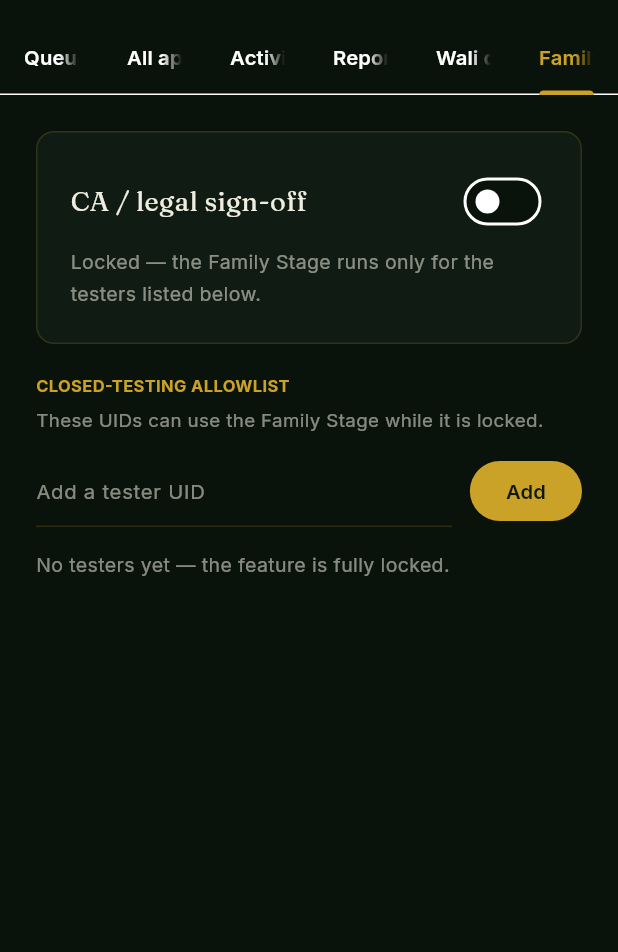
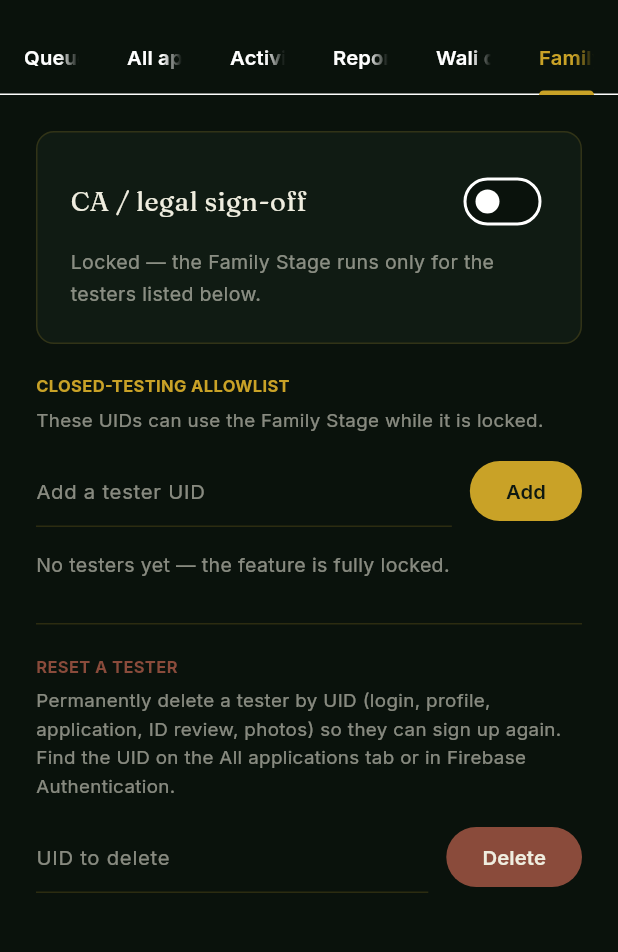
Before and after one commit to connecttopathan-ops/ikhlas, a Flutter app: the ReviewQueueScreen screen opened directly, tab 6 chosen, on a phone screen of 412 x 824 dp, the part 61-1013 px from its top. Run offline on Flutter 3.47's test engine with Material 3 defaults, Android fonts, the phone set to English and light mode, and no system bars; our stand-ins replace cached_network_image, camera, cloud_firestore, cloud_functions, device_info_plus, firebase_auth and 12 more; missing offline and left inert: dart:html; accounts and stored records are empty; statements that could not run were skipped.

Commit message:
Admin: moderator "reset a tester" — purge any account by UID
Adds a moderator-only path to fully delete a test account so the person can
sign up again, without needing the Firebase console.

- functions: new callable purgeUserAsAdmin({uid}) — requireModerator, then
  best-effort teardown of storage (users/{uid}/), applications/{uid},
  idReview/{uid}, users/{uid}, and the auth user (auth/user-not-found is
  tolerated). Returns per-step status.
- admin (Family gate tab): a "Reset a tester" section — UID field + Delete
  button behind a confirm dialog — calling purgeUserAsAdmin.

Co-Authored-By: Claude Opus 4.8 <noreply@anthropic.com>
Claude-Session: https://claude.ai/code/session_01TyFXhxbzhWDD7DPpLMVPRe

```diff
--- a/admin/lib/family_gate.dart
+++ b/admin/lib/family_gate.dart
@@ -17,7 +17,52 @@ class FamilyGateScreen extends StatefulWidget {
 
 class _FamilyGateScreenState extends State<FamilyGateScreen> {
   final _uid = TextEditingController();
+  final _purgeUid = TextEditingController();
   bool _busy = false;
+
+  /// Moderator reset — fully delete a tester (auth + profile + application +
+  /// ID review + photos) so they can sign up again from scratch.
+  Future<void> _purgeTester() async {
+    final u = _purgeUid.text.trim();
+    if (u.isEmpty) return;
+    final ok = await showDialog<bool>(
+      context: context,
+      builder: (ctx) => AlertDialog(
+        backgroundColor: T.panel,
+        title: Text('Delete this account?', style: T.fraunces(19, color: T.ivory)),
+        content: Text(
+            'Permanently removes the login, profile, application, ID review and '
+            'photos for:\n\n$u\n\nThe person can then sign up fresh. This cannot '
+            'be undone.',
+            style: T.inter(13.5, color: T.muted, height: 1.6)),
+        actions: [
+          TextButton(
+              onPressed: () => Navigator.pop(ctx, false),
+              child: Text('Cancel', style: T.inter(13.5, color: T.muted))),
+          FilledButton(
+              onPressed: () => Navigator.pop(ctx, true),
+              style: FilledButton.styleFrom(backgroundColor: T.reject),
+              child: Text('Delete account',
+                  style: T.inter(13.5, color: T.ivory))),
+        ],
+      ),
+    );
+    if (ok != true) return;
+    setState(() => _busy = true);
+    try {
+      await FirebaseFunctions.instanceFor(region: 'asia-south1')
+          .httpsCallable('purgeUserAsAdmin')
+          .call({'uid': u});
+      if (mounted) {
+        _purgeUid.clear();
+        _snack('Account $u deleted — they can sign up again.');
+      }
+    } catch (e) {
+      if (mounted) _snack('Failed: $e');
+    } finally {
+      if (mounted) setState(() => _busy = false);
+    }
+  }
 
   Future<void> _call(Map<String, dynamic> data) async {
     setState(() => _busy = true);
@@ -205,6 +250,45 @@ class _FamilyGateScreenState extends State<FamilyGateScreen> {
                               ),
                             ]),
                           )),
+                    // ---- reset a tester (purge account) ----
+                    const SizedBox(height: 28),
+                    Container(height: 1, color: T.hairline),
+                    const SizedBox(height: 20),
+                    Text('RESET A TESTER',
+                        style: T.inter(11,
+                            weight: FontWeight.w700, color: T.reject)),
+                    const SizedBox(height: 4),
+                    Text(
+                        'Permanently delete a tester by UID (login, profile, '
+                        'application, ID review, photos) so they can sign up '
+                        'again. Find the UID on the All applications tab or in '
+                        'Firebase Authentication.',
+                        style: T.inter(12.5, color: T.muted, height: 1.5)),
+                    const SizedBox(height: 14),
+                    Row(children: [
+                      Expanded(
+                        child: TextField(
+                          controller: _purgeUid,
+                          style: T.inter(13.5, color: T.ivory),
+                          decoration: InputDecoration(
+                            hintText: 'UID to delete',
+                            hintStyle: T.inter(13.5, color: T.muted),
+                            enabledBorder: UnderlineInputBorder(
+                                borderSide: BorderSide(color: T.hairline)),
+                            focusedBorder: const UnderlineInputBorder(
+                                borderSide: BorderSide(color: T.reject)),
+                          ),
+                        ),
+                      ),
+                      const SizedBox(width: 12),
+                      FilledButton(
+                        onPressed: _busy ? null : _purgeTester,
+                        style: FilledButton.styleFrom(
+                            backgroundColor: T.reject, foregroundColor: T.ivory),
+                        child: Text('Delete',
+                            style: T.inter(13.5, weight: FontWeight.w600)),
+                      ),
+                    ]),
                     if (_busy) ...[
                       const SizedBox(height: 18),
                       const Center(
```
Also changed, not shown: 1 other file.
